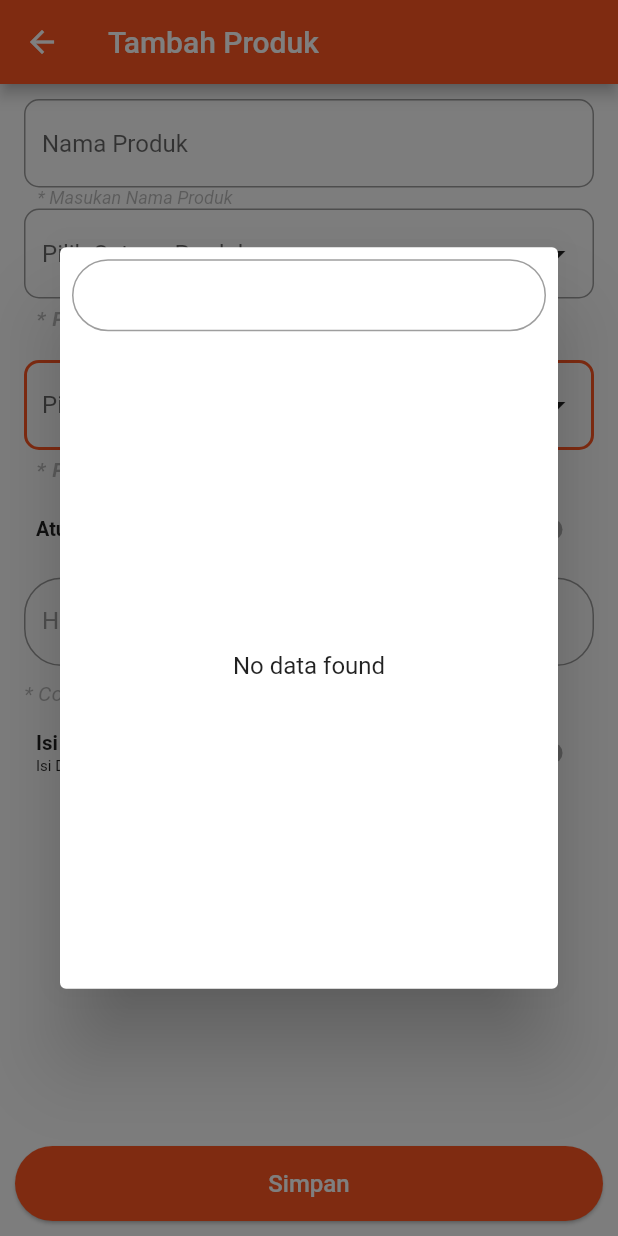
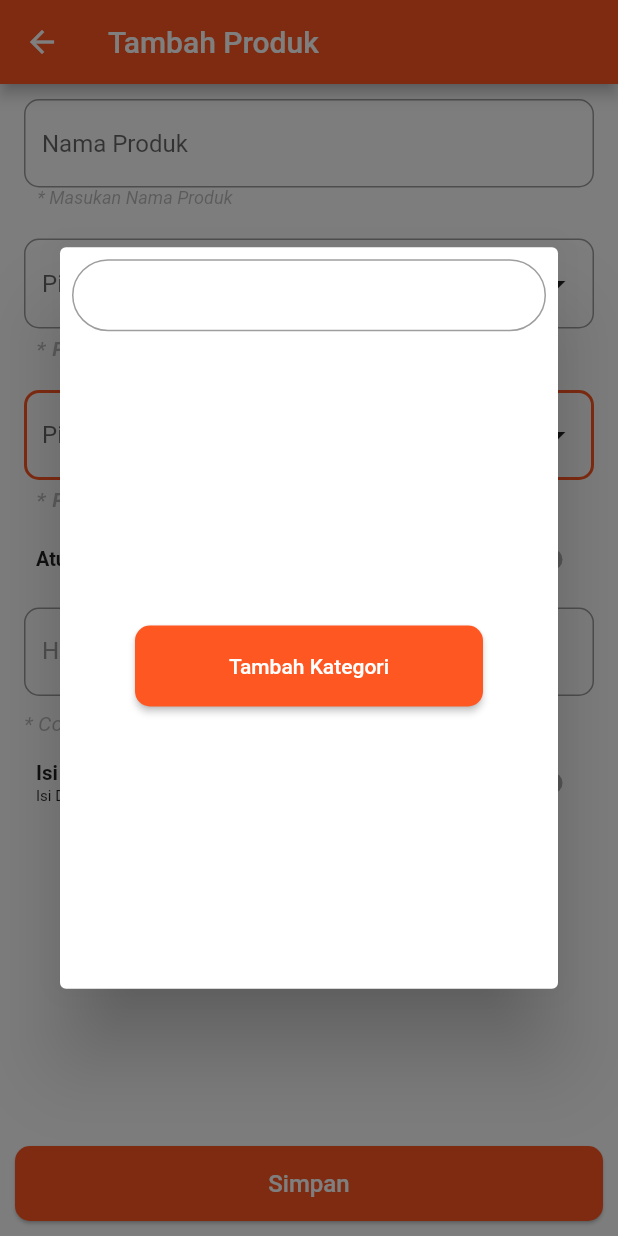
Before and after one commit to diyanto29/dpos-mobile-flutter, a Flutter app: the AddProductView screen opened by its route, after a tap on "Pilih Kategori Produk", on a phone screen of 412 x 824 dp. Run offline on Flutter 3.47's test engine with Material 2 defaults, Android fonts, the phone set to English and light mode, and no system bars; our stand-ins replace badges, cached_network_image, carousel_slider, custom_navigation_bar, device_info_plus, dio and 14 more; missing offline and left inert: api_cache_manager, clipboard, esc_pos_bluetooth, esc_pos_utils, external_path, flutter_barcode_scanner and 4 more; accounts and stored records are empty.

Commit message:
fix perubahan

```diff
--- a/lib/app/modules/owner/outlet/views/outlet_form_edit_view.dart
+++ b/lib/app/modules/owner/outlet/views/outlet_form_edit_view.dart
@@ -86,7 +86,7 @@ class _OutletFormEditState extends State<OutletFormEdit> {
               "Simpan",
               style: GoogleFonts.droidSans(fontSize: 16),
             ),
-            style: ElevatedButton.styleFrom(elevation: 1, primary: MyColor.colorPrimary, shape: RoundedRectangleBorder(borderRadius: BorderRadius.circular(25))),
+            style: ElevatedButton.styleFrom(elevation: 1, primary: MyColor.colorPrimary, shape: RoundedRectangleBorder(borderRadius: BorderRadius.circular(10))),
             onPressed: () => controller.createOrupdate(storeId: widget.dataOutlet!.storeId),
           )),
       body: MediaQuery.removePadding(
--- a/lib/app/modules/owner/outlet/views/outlet_form_input_view.dart
+++ b/lib/app/modules/owner/outlet/views/outlet_form_input_view.dart
@@ -37,7 +37,7 @@ class OutletFormInput extends GetWidget<OutletController> {
             style: ElevatedButton.styleFrom(
                 elevation: 1,
                 primary: MyColor.colorPrimary,
-                shape: RoundedRectangleBorder(borderRadius: BorderRadius.circular(25))),
+                shape: RoundedRectangleBorder(borderRadius: BorderRadius.circular(10))),
             onPressed: () => controller.createOrupdate(),
           )),
       body: MediaQuery.removePadding(
--- a/lib/app/modules/owner/product/views/add_product.dart
+++ b/lib/app/modules/owner/product/views/add_product.dart
@@ -9,8 +9,10 @@ import 'package:warmi/app/data/models/product/category_product.dart';
 import 'package:warmi/app/data/models/product/satuan_product.dart';
 import 'package:warmi/app/modules/owner/product/controllers/product_controller.dart';
 import 'package:warmi/app/modules/owner/settings/controllers/product_category_controller.dart';
+import 'package:warmi/app/modules/wigets/layouts/general_button.dart';
 import 'package:warmi/app/modules/wigets/layouts/general_text_input.dart';
 import 'package:warmi/app/modules/wigets/package/dropdown__search/dropdown_search.dart';
+import 'package:warmi/app/routes/app_pages.dart';
 import 'package:warmi/core/globals/global_color.dart';
 import 'package:warmi/core/globals/global_string.dart';
 import 'package:warmi/core/utils/format_currency.dart';
@@ -69,10 +71,22 @@ class AddProductView extends GetWidget<ProductController> {
                   height: 20,
                 ),
                 categoryC.listCategoryProduct.length == 0
-                    ? DropdownSearch(
+                    ?
+                DropdownSearch(
                         hint: "Pilih Kategori Produk",
                         mode: Mode.DIALOG,
                         showSearchBox: true,
+                        emptyBuilder: (c,i){
+                          return Center(
+                            child: Padding(
+                              padding: const EdgeInsets.symmetric(horizontal: 50),
+                              child: GeneralButton(label: 'Tambah Kategori', onPressed: (){
+                                Get.back();
+                                Get.toNamed(Routes.PRODUCT_CATEGORY);
+                              }),
+                            ),
+                          );
+                        },
                         dropdownBuilderSupportsNullItem: true,
                         items: [],
                       )
@@ -80,8 +94,10 @@ class AddProductView extends GetWidget<ProductController> {
                         hint: "Pilih Kategori Produk",
                         mode: Mode.BOTTOM_SHEET,
                         showSearchBox: true,
+
                         itemAsString: (s) => s!.categoryName.toString(),
                         dropdownBuilderSupportsNullItem: true,
+
                         items: categoryC.listCategoryProduct,
                         onChanged: (v) {
                           controller.categoryProduct = v;
@@ -147,7 +163,7 @@ class AddProductView extends GetWidget<ProductController> {
                         .replaceAll(".", "")));
                   },
                   decoration: InputDecoration(
-                      border: OutlineInputBorder(borderRadius: BorderRadius.circular(25)),
+                      border: OutlineInputBorder(borderRadius: BorderRadius.circular(10)),
                       labelText: "Harga Jual",
                       labelStyle: GoogleFonts.droidSans(color: Colors.grey)),
                 ),
@@ -260,7 +276,7 @@ class AddProductView extends GetWidget<ProductController> {
                                 .replaceAll(".", "")));
                           },
                           decoration: InputDecoration(
-                              border: OutlineInputBorder(borderRadius: BorderRadius.circular(25)),
+                              border: OutlineInputBorder(borderRadius: BorderRadius.circular(10)),
                               labelText: "Harga Modal",
                               labelStyle: GoogleFonts.droidSans(color: Colors.grey)),
                         ),
@@ -290,7 +306,7 @@ class AddProductView extends GetWidget<ProductController> {
                                 onPressed: () => controller.scanBarcode(),
                                 icon: Icon(IconlyLight.work),
                               ),
-                              border: OutlineInputBorder(borderRadius: BorderRadius.circular(25)),
+                              border: OutlineInputBorder(borderRadius: BorderRadius.circular(10)),
                               labelText: "Barcode",
                               labelStyle: GoogleFonts.droidSans(color: Colors.grey)),
                         ),
@@ -338,7 +354,7 @@ class AddProductView extends GetWidget<ProductController> {
             style: ElevatedButton.styleFrom(
                 elevation: 1,
                 primary: MyColor.colorPrimary,
-                shape: RoundedRectangleBorder(borderRadius: BorderRadius.circular(25))),
+                shape: RoundedRectangleBorder(borderRadius: BorderRadius.circular(10))),
             onPressed: () => controller.createOrUpdateProduct()
           )),
     );
--- a/lib/app/modules/owner/settings/controllers/product_category_controller.dart
+++ b/lib/app/modules/owner/settings/controllers/product_category_controller.dart
@@ -2,6 +2,7 @@ import 'package:flutter/cupertino.dart';
 import 'package:get/get.dart';
 import 'package:warmi/app/data/datasource/product/category_product_remote_data_source.dart';
 import 'package:warmi/app/data/models/product/category_product.dart';
+import 'package:warmi/app/modules/owner/product/controllers/product_controller.dart';
 import 'package:warmi/app/modules/wigets/layouts/dialog/dialog_loading.dart';
 import 'package:warmi/app/modules/wigets/layouts/dialog/dialog_snackbar.dart';
 import 'package:warmi/core/utils/enum.dart';
@@ -56,6 +57,10 @@ class ProductCategoryController extends GetxController {
                 snackBarType: SnackBarType.SUCCESS,
                 title: 'Kategori Produk',
                 message: 'Data Berhasil Disimpan');
+            nameCategoryProductC.text="";
+            update();
+            var productC = Get.isRegistered<ProductController>() ? Get.find<ProductController>() : Get.put(ProductController());
+            listCategoryProduct.refresh();
           }else{
             showSnackBar(
                 snackBarType: SnackBarType.ERROR,
--- a/lib/app/modules/register/views/register_view.dart
+++ b/lib/app/modules/register/views/register_view.dart
@@ -93,12 +93,12 @@ class RegisterView extends GetWidget<RegisterController> {
                                   focusedBorder: OutlineInputBorder(
                                     borderSide:
                                         const BorderSide(color: MyColor.colorPrimary, width: 2.0),
-                                    borderRadius: BorderRadius.circular(25.0),
+                                    borderRadius: BorderRadius.circular(10.0),
                                   ),
                                   border: OutlineInputBorder(
                                     borderSide:
                                         const BorderSide(color: MyColor.colorPrimary, width: 2.0),
-                                    borderRadius: BorderRadius.circular(25.0),
+                                    borderRadius: BorderRadius.circular(10.0),
                                   ),
                                   suffixIcon: IconButton(
                                     onPressed: () {
--- a/lib/app/modules/wigets/layouts/dialog/bottom_dialog_register.dart
+++ b/lib/app/modules/wigets/layouts/dialog/bottom_dialog_register.dart
@@ -186,6 +186,7 @@ class _BottomDialogRegisterState extends State<BottomDialogRegister> {
                                 onChanged: (p) {
                                   registerC.selectedCity(null);
                                   registerC.province = p!;
+                                  registerC.selectedProvince.value = p;
                                   registerC.getCity(p.provinceId);
                                   registerC.listSubDistrict.clear();
                                 },
--- a/lib/app/modules/wigets/layouts/general_text_input.dart
+++ b/lib/app/modules/wigets/layouts/general_text_input.dart
@@ -64,9 +64,9 @@ class GeneralTextInput extends StatelessWidget {
             style: GoogleFonts.droidSans(
                 fontStyle: FontStyle.italic, color: MyColor.colorBlackT50,fontSize: 12),
           ),
-          // SizedBox(
-          //   height: paddingBottom,
-          // ),
+          SizedBox(
+            height: paddingBottom,
+          ),
         ],
       ),
     );
--- a/lib/core/globals/global_string.dart
+++ b/lib/core/globals/global_string.dart
@@ -1,7 +1,8 @@
 class MyString{
 
   //BaseUrl
-  static final String api_url_dev="http://apiddev.mudahkan.com/v1/";
+  static final String api_url_dev="http://apidprod.mudahkan.com/v1/";
+  // static final String api_url_dev="http://apiddev.mudahkan.com/v1/";
   // static final String api_url_dev="http://192.168.100.36:8080/v1/";
   // static final String api_url_dev="http://192.168.109.95:8080/v1/";
   static const String api_siskohat =
```
Also changed, not shown: lib/app/modules/transaction/controllers/cart_controller.dart (+31 -6 lines), lib/app/modules/transaction/views/mobile/product_view_transaction.dart (+79 -10 lines), lib/app/modules/wigets/layouts/home/drawer_cashier.dart (+11 -0 lines).
